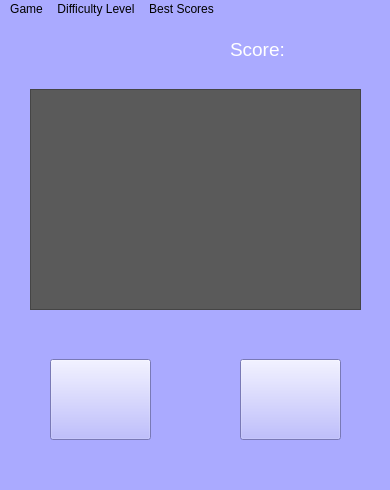
Qt form UserInterface.ui (WojciechPiekos/Quiz-aplication-GUI) before a commit.
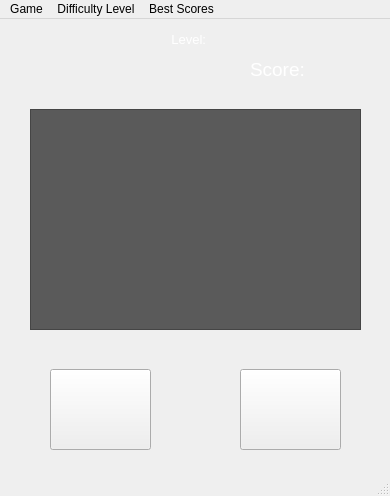
The same form after that commit. Icons and pictures are not drawn.

```diff
--- a/UserInterface.ui
+++ b/UserInterface.ui
@@ -7,7 +7,7 @@
     <x>0</x>
     <y>0</y>
     <width>390</width>
-    <height>490</height>
+    <height>496</height>
    </rect>
   </property>
   <property name="windowTitle">
@@ -17,16 +17,16 @@
    <bool>false</bool>
   </property>
   <property name="styleSheet">
-   <string notr="true">background-color: rgb(170, 170, 255);</string>
+   <string notr="true"/>
   </property>
   <widget class="QWidget" name="centralwidget">
    <widget class="QLabel" name="scoreLabel">
     <property name="geometry">
      <rect>
-      <x>230</x>
-      <y>20</y>
+      <x>250</x>
+      <y>30</y>
       <width>121</width>
-      <height>21</height>
+      <height>41</height>
      </rect>
     </property>
     <property name="font">
@@ -46,7 +46,7 @@
     <property name="geometry">
      <rect>
       <x>30</x>
-      <y>70</y>
+      <y>90</y>
       <width>331</width>
       <height>221</height>
      </rect>
@@ -69,7 +69,7 @@
     <property name="geometry">
      <rect>
       <x>50</x>
-      <y>340</y>
+      <y>350</y>
       <width>101</width>
       <height>81</height>
      </rect>
@@ -90,12 +90,15 @@
       <height>100</height>
      </size>
     </property>
+    <property name="flat">
+     <bool>false</bool>
+    </property>
    </widget>
    <widget class="QPushButton" name="buttonNO">
     <property name="geometry">
      <rect>
       <x>240</x>
-      <y>340</y>
+      <y>350</y>
       <width>101</width>
       <height>81</height>
      </rect>
@@ -114,6 +117,81 @@
      </size>
     </property>
    </widget>
+   <widget class="QLabel" name="heart1">
+    <property name="geometry">
+     <rect>
+      <x>40</x>
+      <y>40</y>
+      <width>16</width>
+      <height>31</height>
+     </rect>
+    </property>
+    <property name="text">
+     <string/>
+    </property>
+    <property name="pixmap">
+     <pixmap>images/heart.png</pixmap>
+    </property>
+   </widget>
+   <widget class="QLabel" name="heart2">
+    <property name="geometry">
+     <rect>
+      <x>70</x>
+      <y>40</y>
+      <width>16</width>
+      <height>31</height>
+     </rect>
+    </property>
+    <property name="text">
+     <string/>
+    </property>
+    <property name="pixmap">
+     <pixmap>images/heart.png</pixmap>
+    </property>
+   </widget>
+   <widget class="QLabel" name="heart3">
+    <property name="geometry">
+     <rect>
+      <x>100</x>
+      <y>40</y>
+      <width>16</width>
+      <height>31</height>
+     </rect>
+    </property>
+    <property name="text">
+     <string/>
+    </property>
+    <property name="pixmap">
+     <pixmap>images/heart.png</pixmap>
+    </property>
+   </widget>
+   <widget class="QLabel" name="labelDifficultLevel">
+    <property name="geometry">
+     <rect>
+      <x>110</x>
+      <y>10</y>
+      <width>161</width>
+      <height>20</height>
+     </rect>
+    </property>
+    <property name="font">
+     <font>
+      <pointsize>10</pointsize>
+     </font>
+    </property>
+    <property name="layoutDirection">
+     <enum>Qt::LeftToRight</enum>
+    </property>
+    <property name="styleSheet">
+     <string notr="true">color: rgb(255, 255, 255);</string>
+    </property>
+    <property name="text">
+     <string>Level: </string>
+    </property>
+    <property name="alignment">
+     <set>Qt::AlignCenter</set>
+    </property>
+   </widget>
   </widget>
   <widget class="QMenuBar" name="menubar">
    <property name="geometry">
```
